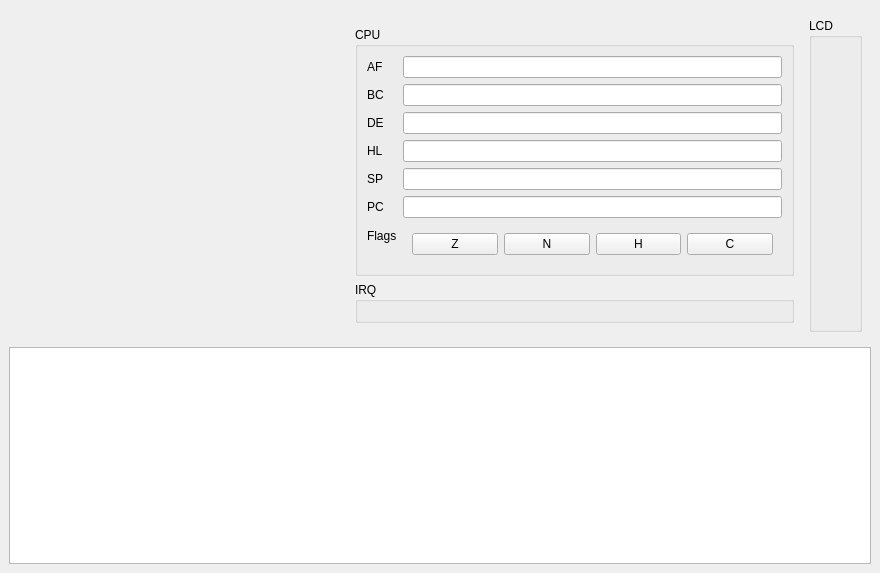
Qt form gui/MainWindow.ui (dezgeg/yagb) before a commit.
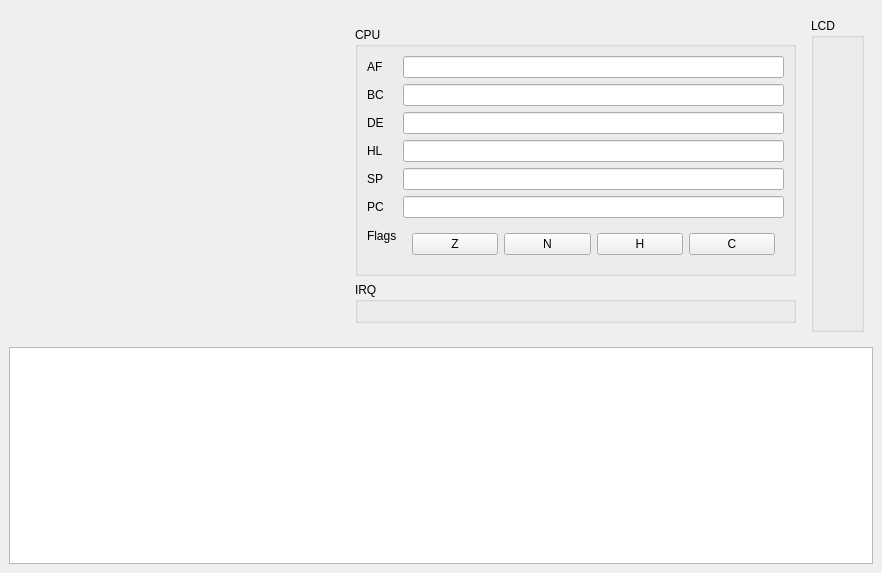
The same form after that commit. Custom widgets are drawn as their Qt base class.

Patch:
```diff
--- a/gui/MainWindow.ui
+++ b/gui/MainWindow.ui
@@ -6,7 +6,7 @@
    <rect>
     <x>0</x>
     <y>0</y>
-    <width>880</width>
+    <width>882</width>
     <height>573</height>
    </rect>
   </property>
@@ -124,6 +124,12 @@
              </item>
              <item row="6" column="1">
               <widget class="QWidget" name="cpuRegsFlagsContainer" native="true">
+               <property name="sizePolicy">
+                <sizepolicy hsizetype="Minimum" vsizetype="Minimum">
+                 <horstretch>0</horstretch>
+                 <verstretch>0</verstretch>
+                </sizepolicy>
+               </property>
                <layout class="QHBoxLayout" name="cpuRegsFlagsLayout">
                 <item>
                  <widget class="QPushButton" name="cpuFlagZ">
@@ -134,6 +140,12 @@
                 </item>
                 <item>
                  <widget class="QPushButton" name="cpuFlagC">
+                  <property name="sizePolicy">
+                   <sizepolicy hsizetype="Minimum" vsizetype="Minimum">
+                    <horstretch>0</horstretch>
+                    <verstretch>0</verstretch>
+                   </sizepolicy>
+                  </property>
                   <property name="text">
                    <string>N</string>
                   </property>
@@ -141,6 +153,12 @@
                 </item>
                 <item>
                  <widget class="QPushButton" name="cpuFlagH">
+                  <property name="sizePolicy">
+                   <sizepolicy hsizetype="Minimum" vsizetype="Minimum">
+                    <horstretch>0</horstretch>
+                    <verstretch>0</verstretch>
+                   </sizepolicy>
+                  </property>
                   <property name="text">
                    <string>H</string>
                   </property>
@@ -148,6 +166,12 @@
                 </item>
                 <item>
                  <widget class="QPushButton" name="cpuFlagN">
+                  <property name="sizePolicy">
+                   <sizepolicy hsizetype="Minimum" vsizetype="Minimum">
+                    <horstretch>0</horstretch>
+                    <verstretch>0</verstretch>
+                   </sizepolicy>
+                  </property>
                   <property name="text">
                    <string>C</string>
                   </property>
@@ -198,6 +222,11 @@
    <header>gui/LcdWidget.hpp</header>
    <container>1</container>
   </customwidget>
+  <customwidget>
+   <class>HexTextField4</class>
+   <extends>QLineEdit</extends>
+   <header>gui/HexTextField.hpp</header>
+  </customwidget>
  </customwidgets>
  <resources/>
  <connections/>
```
Left out of the diff: 18 changed lines with no effect on the pictures.
